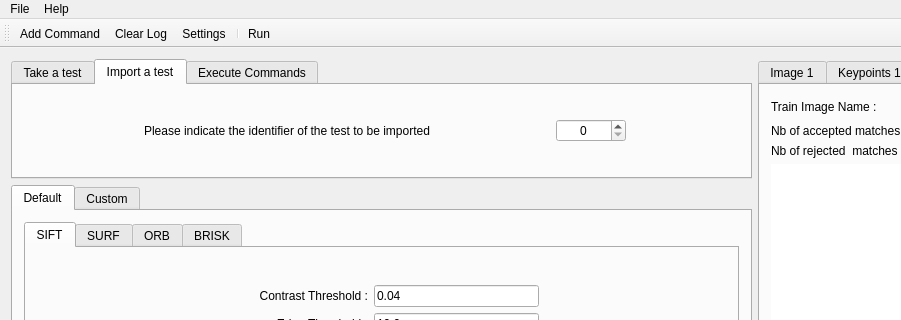
First picture: the form in source_code/mainwindow.ui, repository Aissa94/PFE_Project, before the edit; both pictures show x 0 to 901 and y 0 to 320 of the 1221 by 750 pixel window.
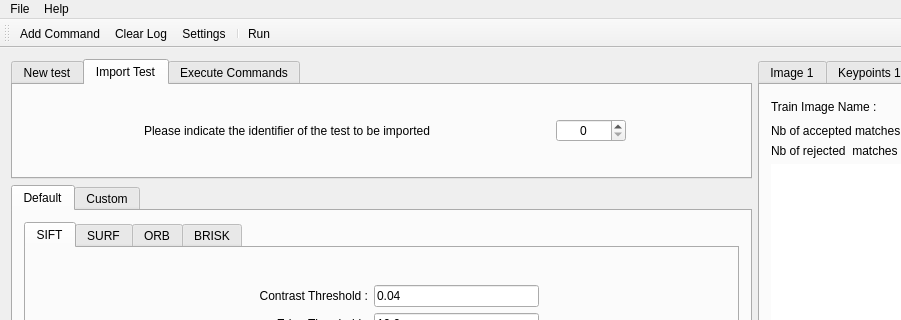
Second picture: the form after the edit. The open tabs and pages were chosen to show the change. Icons and pictures are not drawn. Custom widgets are drawn as their Qt base class.

What changed in the file:
```diff
--- a/source_code/mainwindow.ui
+++ b/source_code/mainwindow.ui
@@ -2971,7 +2971,7 @@
         </property>
         <widget class="QWidget" name="tab_0">
          <attribute name="title">
-          <string>Take a test</string>
+          <string>New test</string>
          </attribute>
          <layout class="QGridLayout" name="gridLayout_9">
           <item row="2" column="4">
@@ -3094,7 +3094,7 @@
         </widget>
         <widget class="QWidget" name="tab">
          <attribute name="title">
-          <string>Import a test</string>
+          <string>Import Test</string>
          </attribute>
          <layout class="QHBoxLayout" name="horizontalLayout_3">
           <item>
```
Left out of the diff: 2 changed lines with no effect on the pictures.
